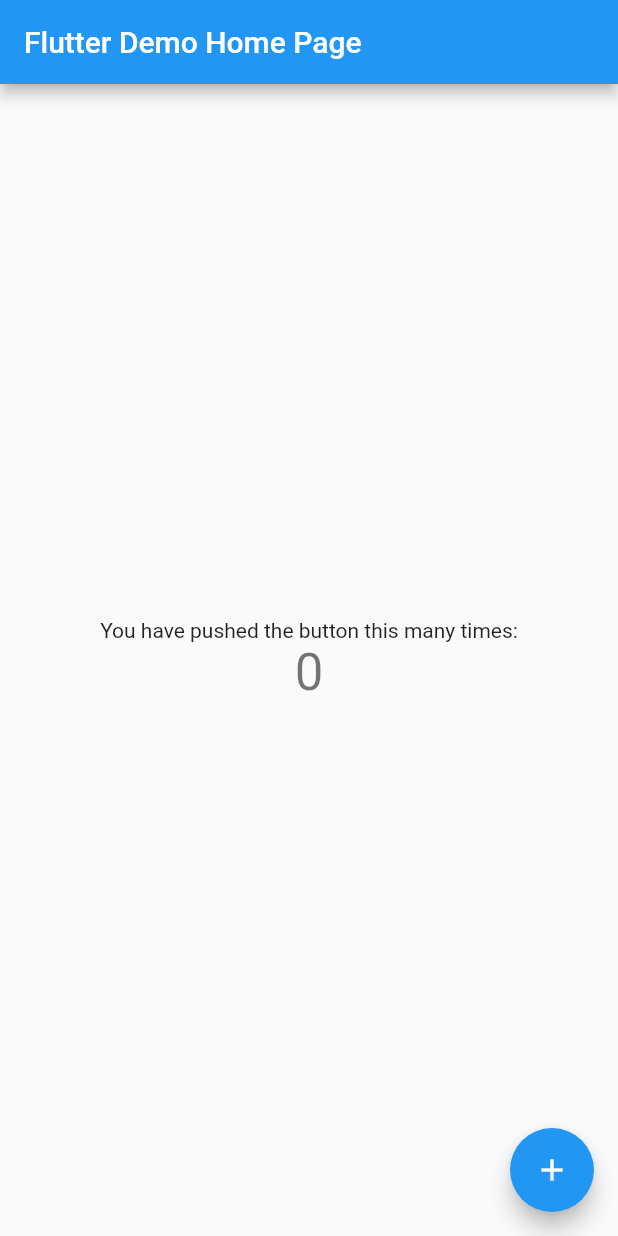
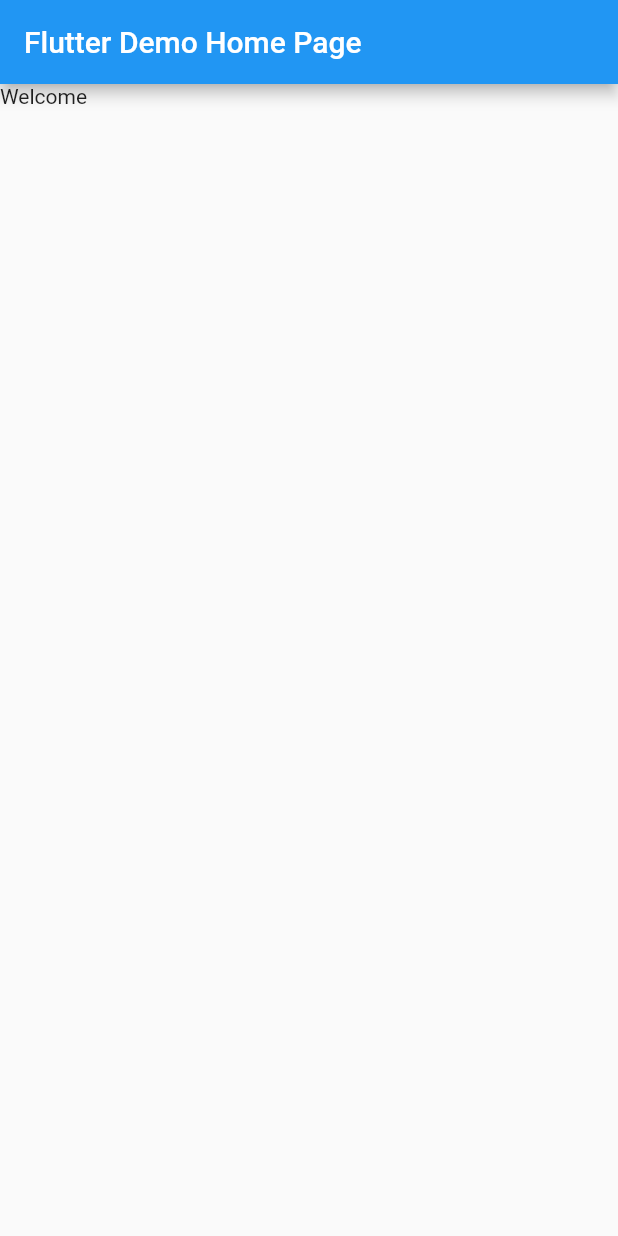
Before and after one commit to sedhu24/cricdairy, a Flutter app: the screen it shows after launch, on a phone screen of 412 x 824 dp. Run offline on Flutter 3.47's test engine with Material 2 defaults, Android fonts, the phone set to English and light mode, and no system bars.

```diff
--- a/lib/main.dart
+++ b/lib/main.dart
@@ -29,39 +29,14 @@ class MyHomePage extends StatefulWidget {
 }
 
 class _MyHomePageState extends State<MyHomePage> {
-  int _counter = 0;
-
-  void _incrementCounter() {
-    setState(() {
-      _counter++;
-    });
-  }
-
   @override
   Widget build(BuildContext context) {
     return Scaffold(
-      appBar: AppBar(
-        title: Text(widget.title),
-      ),
-      body: Center(
-        child: Column(
-          mainAxisAlignment: MainAxisAlignment.center,
-          children: <Widget>[
-            const Text(
-              'You have pushed the button this many times:',
-            ),
-            Text(
-              '$_counter',
-              style: Theme.of(context).textTheme.headline4,
-            ),
-          ],
+        appBar: AppBar(
+          title: Text(widget.title),
         ),
-      ),
-      floatingActionButton: FloatingActionButton(
-        onPressed: _incrementCounter,
-        tooltip: 'Increment',
-        child: const Icon(Icons.add),
-      ),
-    );
+        body: Column(
+          children: [Container(child: Text("Welcome"))],
+        ));
   }
 }
```
